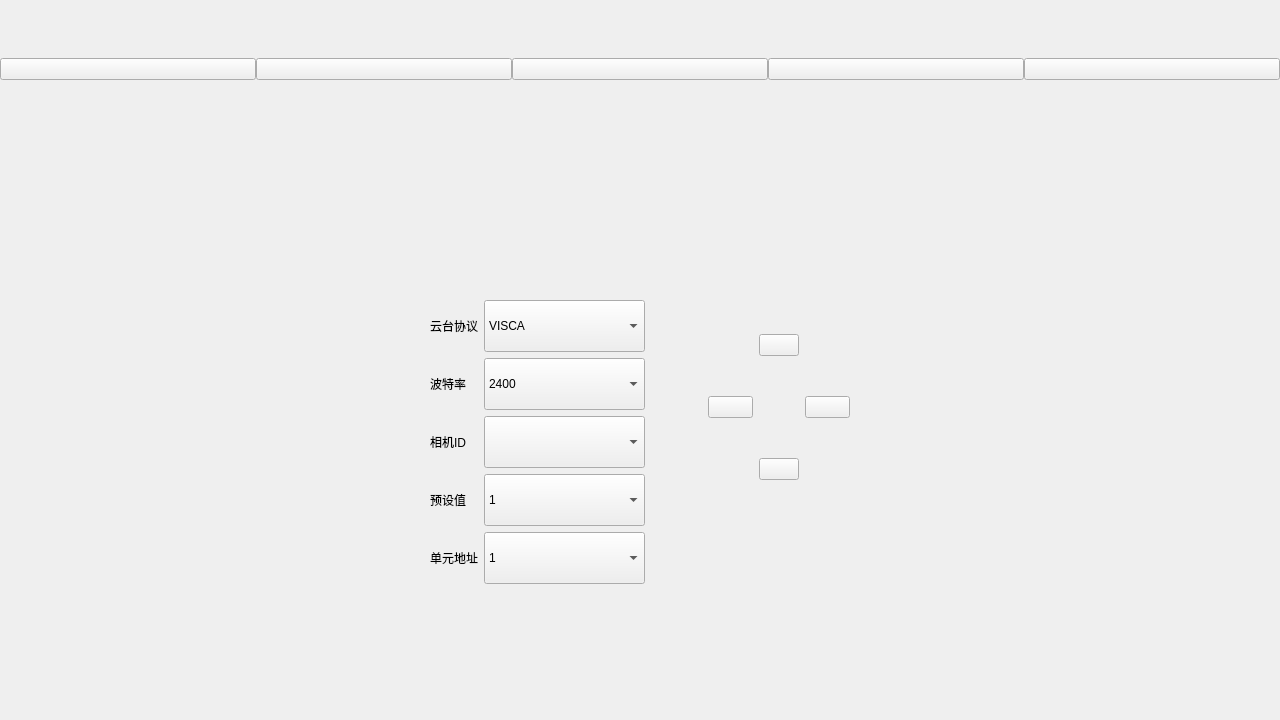
Before: the Qt Designer form funcView.ui in liyiyi111/sound, drawn with Qt 5.
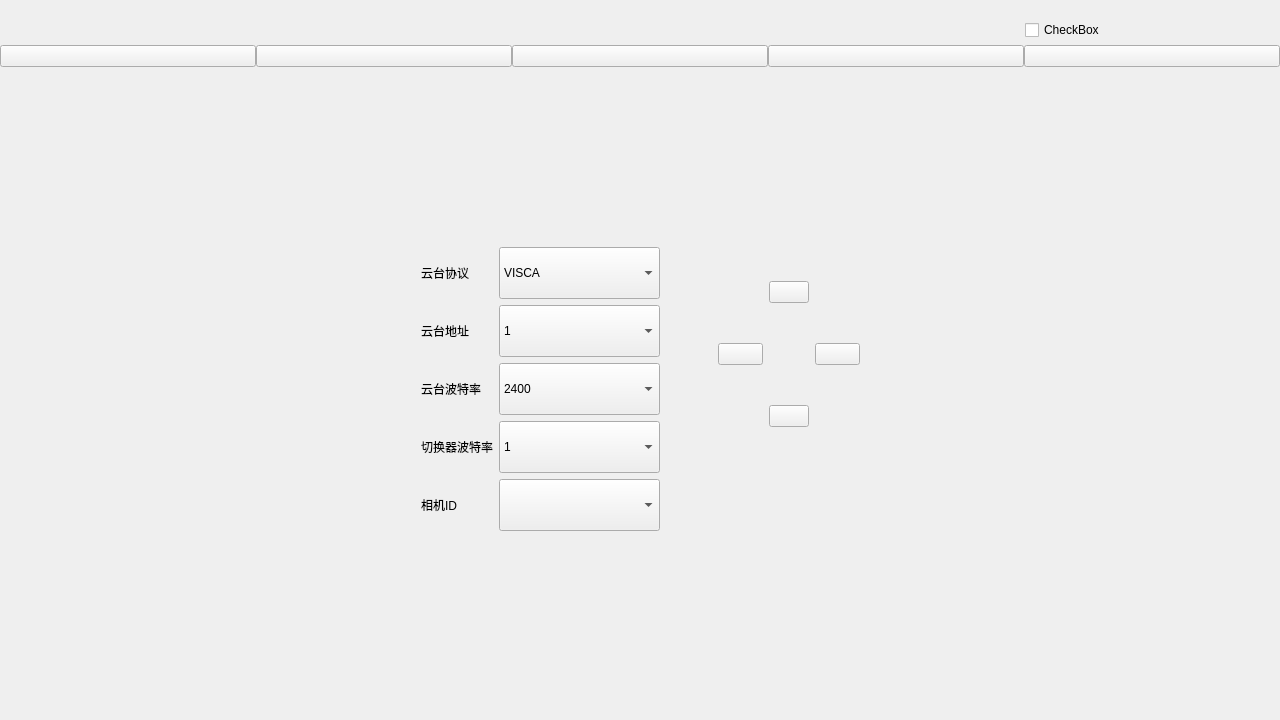
After: the same form once the commit is applied. The open tabs and pages were chosen to show the change. Icons and pictures are not drawn. Custom widgets are drawn as their Qt base class.

Patch:
```diff
--- a/funcView.ui
+++ b/funcView.ui
@@ -19,15 +19,24 @@
   <property name="windowTitle">
    <string>Form</string>
   </property>
+  <layout class="QGridLayout" name="gridLayout_12">
+   <property name="leftMargin">
+    <number>0</number>
+   </property>
+   <property name="topMargin">
+    <number>0</number>
+   </property>
+   <property name="rightMargin">
+    <number>0</number>
+   </property>
+   <property name="bottomMargin">
+    <number>0</number>
+   </property>
+   <property name="spacing">
+    <number>0</number>
+   </property>
+   <item row="0" column="0">
   <widget class="QWidget" name="widget" native="true">
-   <property name="geometry">
-    <rect>
-     <x>0</x>
-     <y>0</y>
-     <width>1280</width>
-     <height>797</height>
-    </rect>
-   </property>
    <property name="minimumSize">
     <size>
      <width>1280</width>
@@ -39,11 +48,14 @@
      <number>0</number>
     </property>
     <property name="topMargin">
-     <number>22</number>
+       <number>15</number>
     </property>
     <property name="rightMargin">
      <number>0</number>
     </property>
+      <property name="spacing">
+       <number>0</number>
+      </property>
     <item row="1" column="0">
      <widget class="QWidget" name="hostWidget" native="true">
       <property name="maximumSize">
@@ -121,6 +133,19 @@
         </property>
        </spacer>
       </item>
+        <item>
+         <widget class="QCheckBox" name="cbxIp">
+          <property name="minimumSize">
+           <size>
+            <width>200</width>
+            <height>0</height>
+           </size>
+          </property>
+          <property name="text">
+           <string>CheckBox</string>
+          </property>
+         </widget>
+        </item>
       <item>
        <widget class="QPushButton" name="pushButton">
         <property name="minimumSize">
@@ -158,7 +183,7 @@
        </size>
       </property>
       <property name="currentIndex">
-       <number>0</number>
+         <number>1</number>
       </property>
       <widget class="QWidget" name="page_3">
        <layout class="QGridLayout" name="gridLayout_11">
@@ -437,7 +462,7 @@
          </spacer>
         </item>
         <item row="1" column="1">
-         <layout class="QGridLayout" name="gridLayout_6" rowstretch="1,1,1" columnstretch="1,1">
+           <layout class="QGridLayout" name="gridLayout_6" rowstretch="1,1,1,1,1" columnstretch="1,1">
           <item row="0" column="0">
            <widget class="QLabel" name="lbCell">
             <property name="text">
@@ -452,7 +477,21 @@
             </property>
            </widget>
           </item>
-          <item row="1" column="0">
+            <item row="2" column="1">
+             <widget class="QPushButton" name="btnMic">
+              <property name="text">
+               <string>编辑</string>
+              </property>
+             </widget>
+            </item>
+            <item row="3" column="1">
+             <widget class="QPushButton" name="btnHead">
+              <property name="text">
+               <string>编辑</string>
+              </property>
+             </widget>
+            </item>
+            <item row="2" column="0">
            <widget class="QLabel" name="lbMic">
             <property name="text">
              <string>话筒音量</string>
@@ -460,21 +499,35 @@
            </widget>
           </item>
           <item row="1" column="1">
-           <widget class="QPushButton" name="btnMic">
+             <widget class="QPushButton" name="btnCellAddr_2">
             <property name="text">
              <string>编辑</string>
             </property>
            </widget>
           </item>
-          <item row="2" column="0">
+            <item row="3" column="0">
            <widget class="QLabel" name="lbHead">
             <property name="text">
              <string>耳机音量</string>
             </property>
            </widget>
           </item>
-          <item row="2" column="1">
-           <widget class="QPushButton" name="btnHead">
+            <item row="1" column="0">
+             <widget class="QLabel" name="label_4">
+              <property name="text">
+               <string>摄像机地址</string>
+              </property>
+             </widget>
+            </item>
+            <item row="4" column="0">
+             <widget class="QLabel" name="lbHead_2">
+              <property name="text">
+               <string>预置点</string>
+              </property>
+             </widget>
+            </item>
+            <item row="4" column="1">
+             <widget class="QPushButton" name="btnHead_2">
             <property name="text">
              <string>编辑</string>
             </property>
@@ -541,7 +594,7 @@
         <item row="1" column="1">
          <layout class="QHBoxLayout" name="horizontalLayout_2">
           <item>
-           <layout class="QGridLayout" name="gridLayout_3" rowstretch="1,0,0,0,0" columnstretch="1,0">
+             <layout class="QGridLayout" name="gridLayout_3" rowstretch="1,0,0,0,0,0,0,0" columnstretch="1,0">
             <property name="topMargin">
              <number>0</number>
             </property>
@@ -551,47 +604,6 @@
             <property name="spacing">
              <number>6</number>
             </property>
-            <item row="1" column="1">
-             <widget class="ComboBox" name="cbBaud">
-              <property name="minimumSize">
-               <size>
-                <width>161</width>
-                <height>52</height>
-               </size>
-              </property>
-              <item>
-               <property name="text">
-                <string>2400</string>
-               </property>
-              </item>
-              <item>
-               <property name="text">
-                <string>9600</string>
-               </property>
-              </item>
-             </widget>
-            </item>
-            <item row="2" column="0">
-             <widget class="QLabel" name="label">
-              <property name="text">
-               <string>相机ID</string>
-              </property>
-             </widget>
-            </item>
-            <item row="1" column="0">
-             <widget class="QLabel" name="lbBaud">
-              <property name="text">
-               <string>波特率</string>
-              </property>
-             </widget>
-            </item>
-            <item row="4" column="0">
-             <widget class="QLabel" name="lbCell2">
-              <property name="text">
-               <string>单元地址</string>
-              </property>
-             </widget>
-            </item>
             <item row="0" column="1">
              <widget class="QComboBox" name="cbProtocol">
               <property name="minimumSize">
@@ -617,6 +629,52 @@
               </item>
              </widget>
             </item>
+              <item row="4" column="0">
+               <widget class="QLabel" name="label">
+                <property name="text">
+                 <string>相机ID</string>
+                </property>
+               </widget>
+              </item>
+              <item row="3" column="1">
+               <widget class="ComboBox" name="cbCell">
+                <property name="minimumSize">
+                 <size>
+                  <width>161</width>
+                  <height>52</height>
+                 </size>
+                </property>
+                <item>
+                 <property name="text">
+                  <string>1</string>
+                 </property>
+                </item>
+               </widget>
+              </item>
+              <item row="3" column="0">
+               <widget class="QLabel" name="lbCell2">
+                <property name="text">
+                 <string>切换器波特率</string>
+                </property>
+               </widget>
+              </item>
+              <item row="2" column="0">
+               <widget class="QLabel" name="lbBaud">
+                <property name="text">
+                 <string>云台波特率</string>
+                </property>
+               </widget>
+              </item>
+              <item row="4" column="1">
+               <widget class="QComboBox" name="cbCamera">
+                <property name="minimumSize">
+                 <size>
+                  <width>161</width>
+                  <height>52</height>
+                 </size>
+                </property>
+               </widget>
+              </item>
             <item row="0" column="0">
              <widget class="QLabel" name="lbprotocol">
               <property name="text">
@@ -624,14 +682,34 @@
               </property>
              </widget>
             </item>
-            <item row="3" column="0">
+              <item row="2" column="1">
+               <widget class="ComboBox" name="cbBaud">
+                <property name="minimumSize">
+                 <size>
+                  <width>161</width>
+                  <height>52</height>
+                 </size>
+                </property>
+                <item>
+                 <property name="text">
+                  <string>2400</string>
+                 </property>
+                </item>
+                <item>
+                 <property name="text">
+                  <string>9600</string>
+                 </property>
+                </item>
+               </widget>
+              </item>
+              <item row="1" column="0">
              <widget class="QLabel" name="lbHolder">
               <property name="text">
-               <string>预设值</string>
+                 <string>云台地址</string>
               </property>
              </widget>
             </item>
-            <item row="3" column="1">
+              <item row="1" column="1">
              <widget class="ComboBox" name="cbAddress">
               <property name="minimumSize">
                <size>
@@ -676,31 +754,6 @@
               </item>
              </widget>
             </item>
-            <item row="2" column="1">
-             <widget class="QComboBox" name="cbCamera">
-              <property name="minimumSize">
-               <size>
-                <width>161</width>
-                <height>52</height>
-               </size>
-              </property>
-             </widget>
-            </item>
-            <item row="4" column="1">
-             <widget class="ComboBox" name="cbCell">
-              <property name="minimumSize">
-               <size>
-                <width>161</width>
-                <height>52</height>
-               </size>
-              </property>
-              <item>
-               <property name="text">
-                <string>1</string>
-               </property>
-              </item>
-             </widget>
-            </item>
            </layout>
           </item>
           <item>
@@ -1064,7 +1117,10 @@
          </spacer>
         </item>
         <item row="1" column="1">
-         <layout class="QVBoxLayout" name="verticalLayout_4">
+           <layout class="QVBoxLayout" name="verticalLayout_4" stretch="1,1">
+            <property name="spacing">
+             <number>18</number>
+            </property>
           <item>
            <layout class="QGridLayout" name="gridLayout_5" rowstretch="1,1,1" columnstretch="1,1">
             <item row="0" column="0">
@@ -1140,7 +1196,7 @@
               <property name="minimumSize">
                <size>
                 <width>161</width>
-                <height>45</height>
+                  <height>30</height>
                </size>
               </property>
               <property name="text">
@@ -1184,6 +1240,8 @@
     </item>
    </layout>
   </widget>
+   </item>
+  </layout>
  </widget>
  <customwidgets>
   <customwidget>
```
Lines whose indentation alone changed are shown as unchanged.
